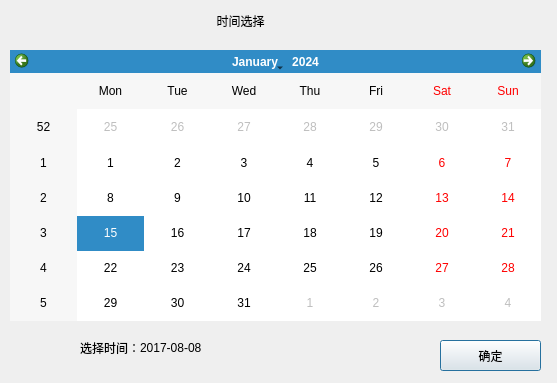
Old version of the form BusBar-Qt/logs/logcom/logcalendardlg.ui in the repository ChinaClever/BusBar.
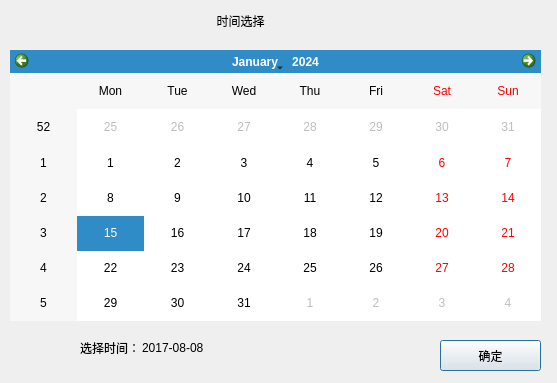
New version of the form.

What changed in the file:
```diff
--- a/BusBar-Qt/logs/logcom/logcalendardlg.ui
+++ b/BusBar-Qt/logs/logcom/logcalendardlg.ui
@@ -67,7 +67,7 @@
   <widget class="QLabel" name="timeLab">
    <property name="geometry">
     <rect>
-     <x>140</x>
+     <x>142</x>
      <y>330</y>
      <width>241</width>
      <height>35</height>
```
